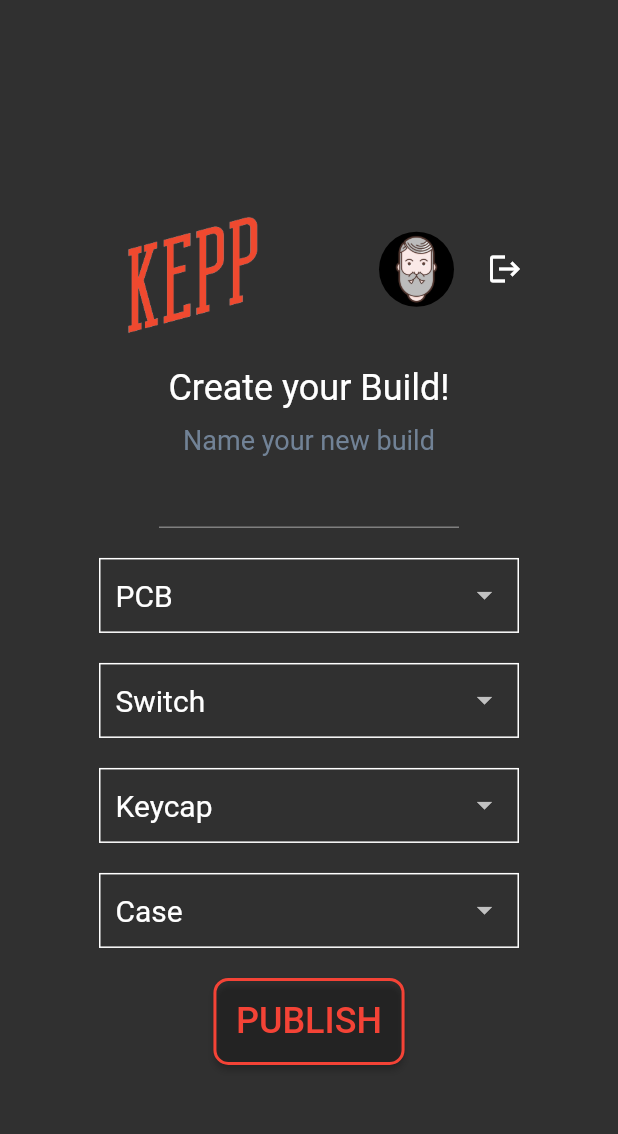
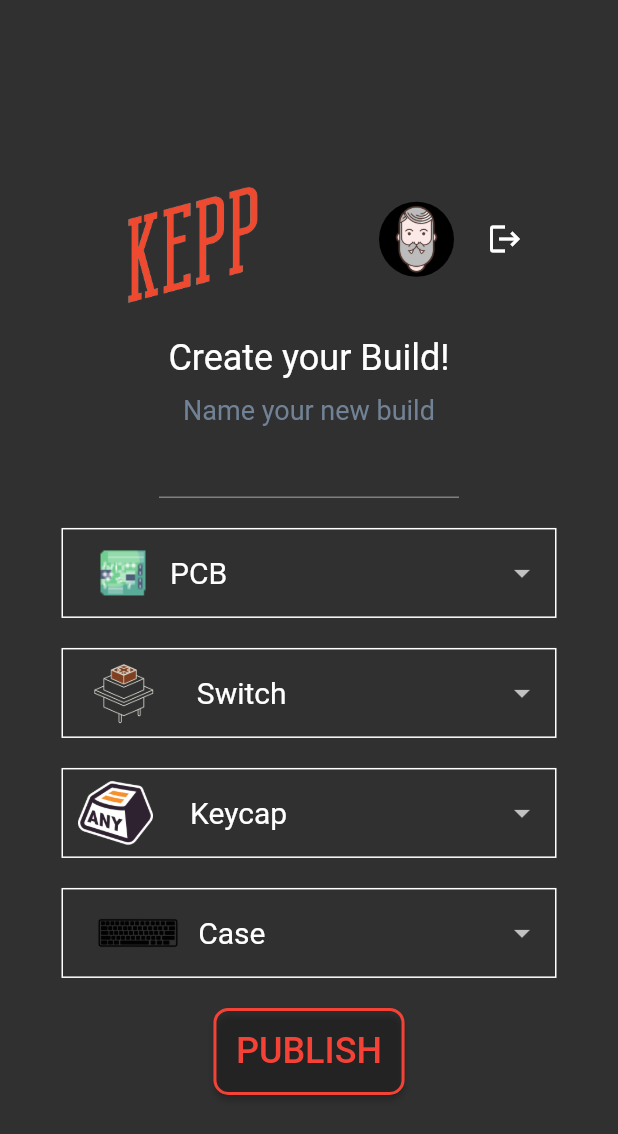
Before and after one commit to juliobonon/kepp, a Flutter app: the CreateBuild widget shown alone on an empty page, opened directly, on a phone screen of 412 x 824 dp. Shown: the top 1134 px of the screen. Run offline on Flutter 3.47's test engine with Material 2 defaults, Android fonts, the phone set to English and light mode, and no system bars; our stand-ins replace cloud_firestore, firebase_auth, firebase_core; missing offline and left inert: cloud_firestore_web, firebase_auth_web, firebase_core_web; accounts and stored records are empty.

Commit message:
Add icons to the createBuild.dart

```diff
--- a/lib/pages/createBuild.dart
+++ b/lib/pages/createBuild.dart
@@ -112,7 +112,8 @@ class _CreateBuildState extends State<CreateBuild> {
                   SizedBox(height: 20),
                   Container(
                     child: Container(
-                      width: 280,
+                      width: 330,
+                      height: 60,
                       decoration: BoxDecoration(
                         border: Border.all(color: Colors.white),
                       ),
@@ -121,6 +122,10 @@ class _CreateBuildState extends State<CreateBuild> {
                         child: Row(
                           mainAxisAlignment: MainAxisAlignment.spaceBetween,
                           children: [
+                            Image.asset(
+                              'imgs/pcb.png',
+                              width: 60,
+                            ),
                             Text(
                               'PCB',
                               style: TextStyle(fontSize: 20.0),
@@ -152,7 +157,8 @@ class _CreateBuildState extends State<CreateBuild> {
                   SizedBox(height: 20),
                   Container(
                     child: Container(
-                      width: 280,
+                      width: 330,
+                      height: 60,
                       decoration: BoxDecoration(
                           border: Border.all(color: Colors.white)),
                       child: Padding(
@@ -160,6 +166,10 @@ class _CreateBuildState extends State<CreateBuild> {
                         child: Row(
                           mainAxisAlignment: MainAxisAlignment.spaceBetween,
                           children: [
+                            Image.asset(
+                              'imgs/switch.png',
+                              width: 60,
+                            ),
                             Text(
                               'Switch',
                               style: TextStyle(fontSize: 20.0),
@@ -191,7 +201,8 @@ class _CreateBuildState extends State<CreateBuild> {
                   SizedBox(height: 20),
                   Container(
                     child: Container(
-                      width: 280,
+                      width: 330,
+                      height: 60,
                       decoration: BoxDecoration(
                           border: Border.all(color: Colors.white)),
                       child: Padding(
@@ -199,6 +210,10 @@ class _CreateBuildState extends State<CreateBuild> {
                         child: Row(
                           mainAxisAlignment: MainAxisAlignment.spaceBetween,
                           children: [
+                            Image.asset(
+                              'imgs/keycap.png',
+                              width: 50,
+                            ),
                             Text(
                               'Keycap',
                               style: TextStyle(fontSize: 20.0),
@@ -230,7 +245,8 @@ class _CreateBuildState extends State<CreateBuild> {
                   SizedBox(height: 20),
                   Container(
                     child: Container(
-                      width: 280,
+                      width: 330,
+                      height: 60,
                       decoration: BoxDecoration(
                           border: Border.all(color: Colors.white)),
                       child: Padding(
@@ -238,6 +254,10 @@ class _CreateBuildState extends State<CreateBuild> {
                         child: Row(
                           mainAxisAlignment: MainAxisAlignment.spaceBetween,
                           children: [
+                            Image.asset(
+                              'imgs/case.png',
+                              width: 80,
+                            ),
                             Text(
                               'Case',
                               style: TextStyle(fontSize: 20.0),
```
